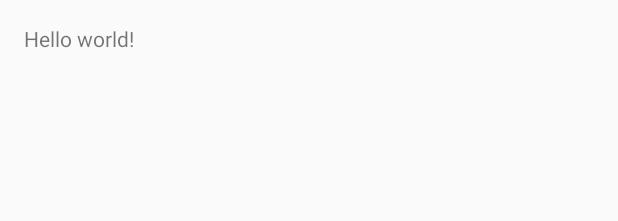
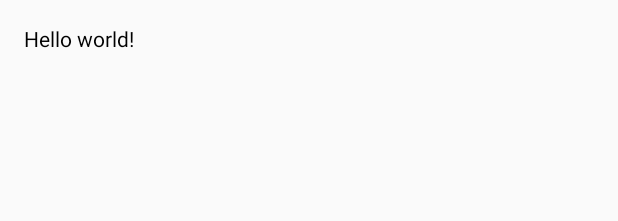
Before and after one commit to vladislavmihayloff/ttest, an Android app: the layout activity_main.xml on its own in the app's theme, with its tools: preview values and no code run, on a phone screen of 412 x 824 dp. Shown: the top 221 px of the screen. Run offline under Robolectric (Android 15) with nearby library versions, the phone set to English and light mode, and no system bars.

Commit message:
Added new color for Title

```diff
--- a/app/src/main/res/layout/activity_main.xml
+++ b/app/src/main/res/layout/activity_main.xml
@@ -11,6 +11,7 @@
     <TextView
             android:text="@string/hello_world"
             android:layout_width="wrap_content"
-            android:layout_height="wrap_content"/>
+            android:layout_height="wrap_content"
+            android:textColor="#000"/>
 
 </RelativeLayout>
```
